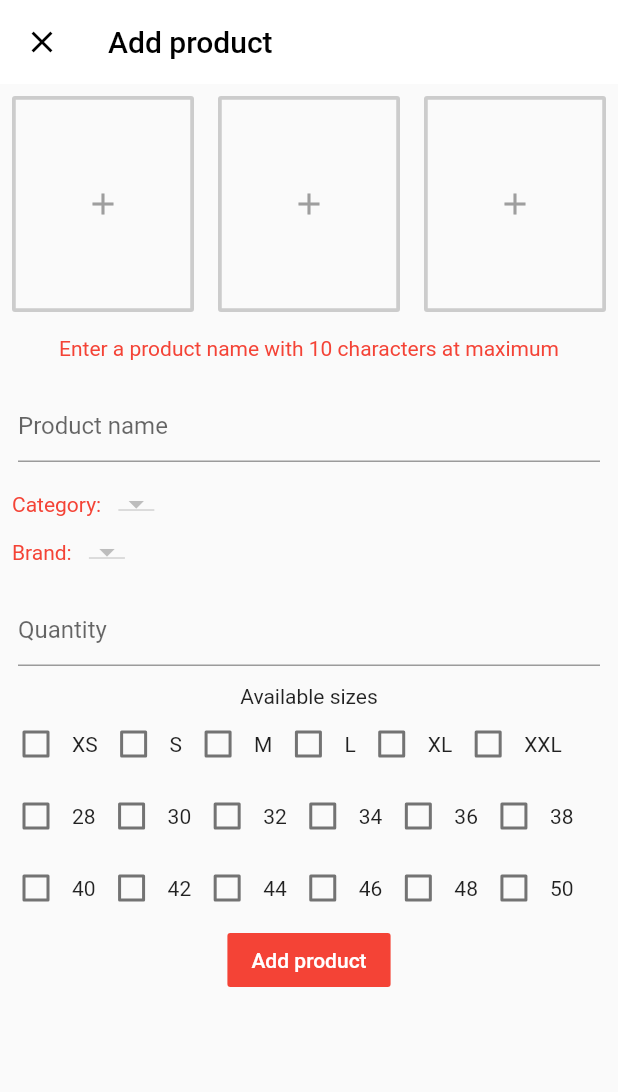
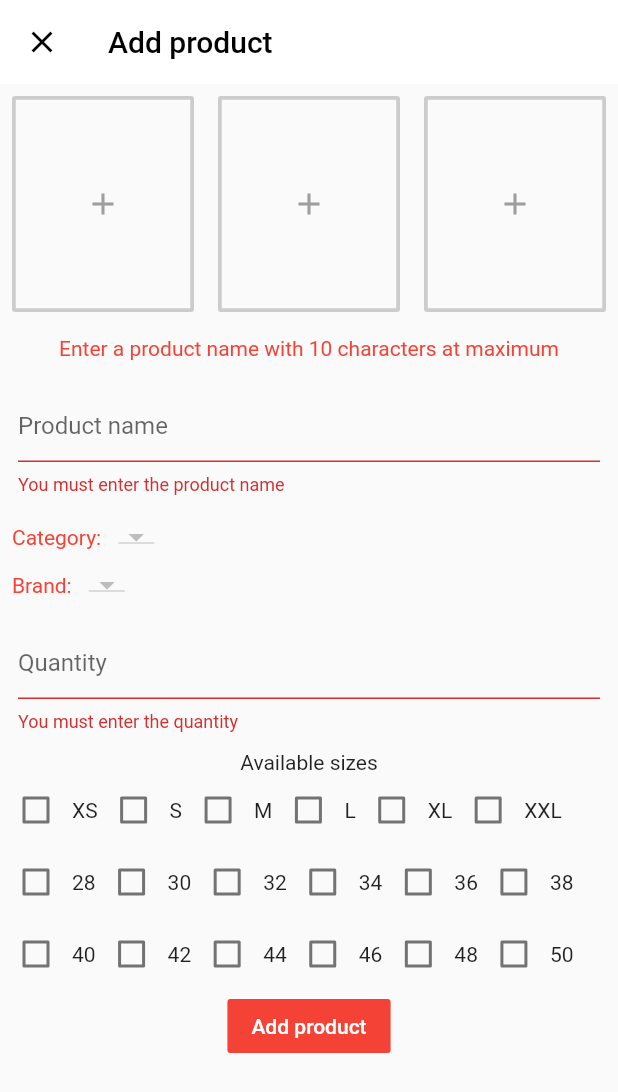
Before and after one commit to SergioEstebanPi/ecommerce-admin-flutter, a Flutter app: the AddProduct screen opened directly, after a tap on "Add product", on a phone screen of 412 x 824 dp. Shown: the top 1092 px of the screen. Run offline on Flutter 3.47's test engine with Material 2 defaults, Android fonts, the phone set to English and light mode, and no system bars; our stand-ins replace cloud_firestore, firebase_core, flutter_typeahead, fluttertoast, image_picker; accounts and stored records are empty.

```diff
--- a/lib/screens/add_product.dart
+++ b/lib/screens/add_product.dart
@@ -5,6 +5,7 @@ import 'package:ecommerceappadmin/db/brand.dart';
 import 'package:ecommerceappadmin/db/category.dart';
 import 'package:flutter/material.dart';
 import 'package:flutter_typeahead/flutter_typeahead.dart';
+import 'package:fluttertoast/fluttertoast.dart';
 import 'package:image_picker/image_picker.dart';
 
 class AddProduct extends StatefulWidget {
@@ -17,6 +18,7 @@ class _AddProductState extends State<AddProduct> {
   BrandService _brandService = BrandService();
   GlobalKey<FormState> _formKey = GlobalKey();
   TextEditingController _productNameController = TextEditingController();
+  TextEditingController _productQuantityController = TextEditingController();
   List<QueryDocumentSnapshot> brands = <QueryDocumentSnapshot>[];
   List<QueryDocumentSnapshot> categories = <QueryDocumentSnapshot>[];
   List<DropdownMenuItem<String>> brandsDropDown = <DropdownMenuItem<String>>[];
@@ -237,7 +239,7 @@ class _AddProductState extends State<AddProduct> {
               Padding(
                 padding: const EdgeInsets.all(12),
                 child: TextFormField(
-                  controller: _productNameController,
+                  controller: _productQuantityController,
                   keyboardType: TextInputType.number,
                   decoration: InputDecoration(
                     hintText: 'Quantity',
@@ -358,7 +360,7 @@ class _AddProductState extends State<AddProduct> {
                   color: red,
                   textColor: white,
                   onPressed: (){
-
+                    validateAndUpload();
                   },
                   child: Text('Add product')
               ),
@@ -487,4 +489,25 @@ class _AddProductState extends State<AddProduct> {
       );
     }
   }
+
+  void validateAndUpload() {
+    if(_formKey.currentState.validate()){
+      if(_image1 != null
+          && _image2 != null
+          && _image3 != null){
+        if(selectedSizes.isNotEmpty){
+          String imageUrl;
+          final String picture = "${DateTime.now().millisecondsSinceEpoch.toString()}.jpg";
+        } else {
+          Fluttertoast.showToast(
+              msg: 'select at least one size'
+          );
+        }
+      } else {
+        Fluttertoast.showToast(
+            msg: 'all the images must be provided'
+        );
+      }
+    }
+  }
 }
```
